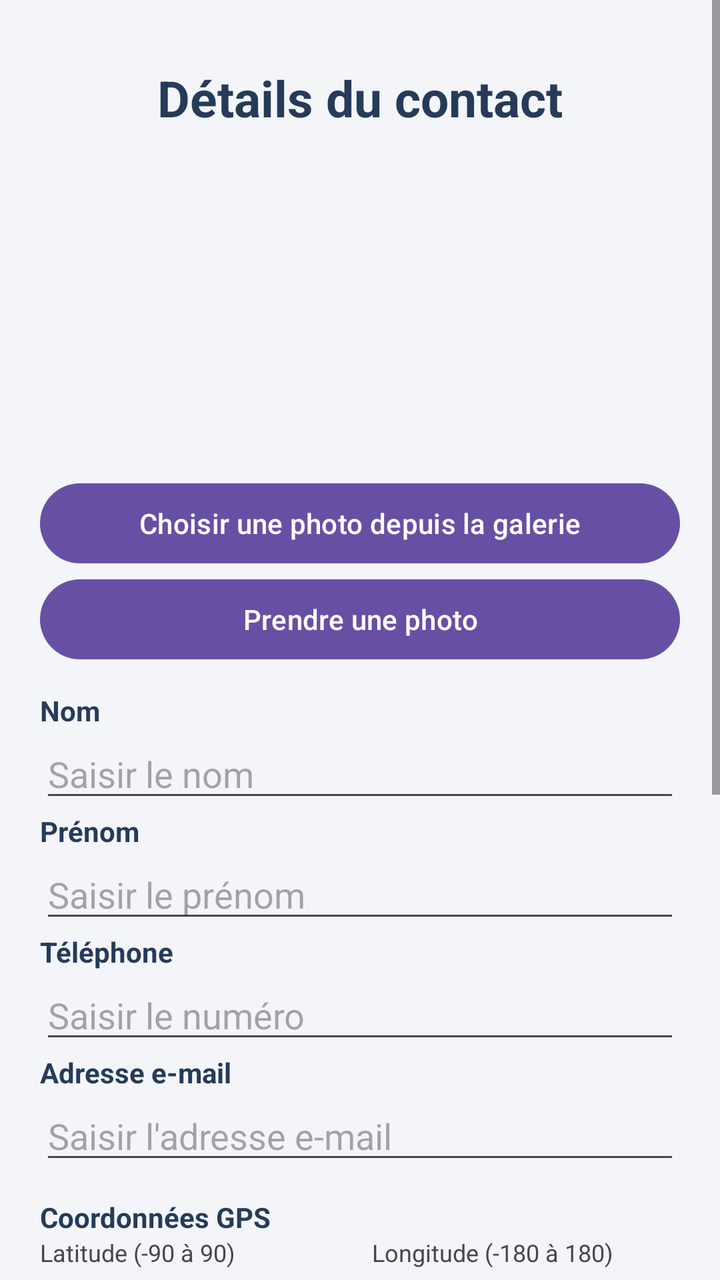
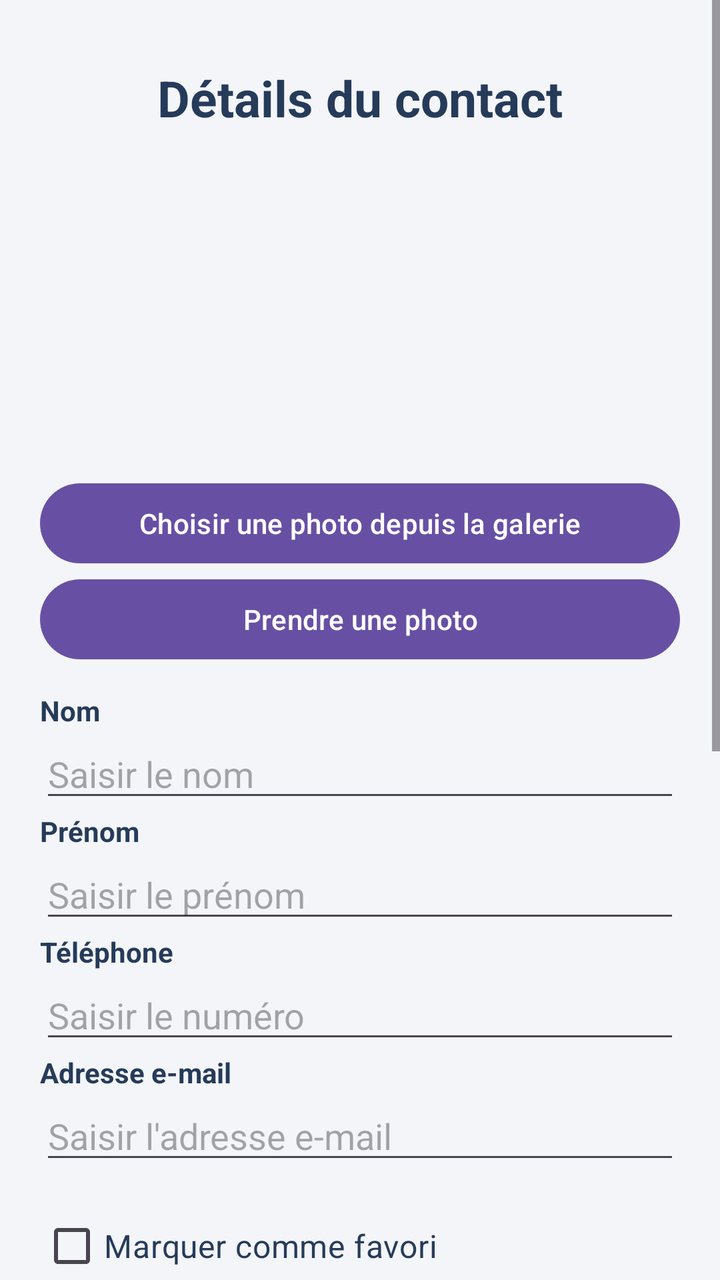

Screens rendered from an Android XML layout before and after an edit, with the pre-edit source and the edit as a unified diff.
<!-- AndroidManifest.xml: application theme Theme.ContactsListViewIntents -->
<!-- res/layout/fragment_detail_contact.xml -->
<?xml version="1.0" encoding="utf-8"?>
<ScrollView xmlns:android="http://schemas.android.com/apk/res/android"
    android:layout_width="match_parent"
    android:layout_height="match_parent"
    android:background="#F3F5F8"
    android:fillViewport="true">

    <LinearLayout
        android:layout_width="match_parent"
        android:layout_height="wrap_content"
        android:orientation="vertical"
        android:padding="20dp">

        <TextView
            android:layout_width="match_parent"
            android:layout_height="wrap_content"
            android:text="Détails du contact"
            android:textSize="25sp"
            android:textStyle="bold"
            android:textColor="#263B59"
            android:gravity="center"
            android:padding="12dp" />

        <ImageView
            android:id="@+id/imgDetail"
            android:layout_width="140dp"
            android:layout_height="140dp"
            android:layout_gravity="center"
            android:layout_marginTop="10dp"
            android:layout_marginBottom="10dp"
            android:src="@android:drawable/sym_def_app_icon"
            android:scaleType="centerCrop"
            android:contentDescription="Photo du contact" />

        <Button
            android:id="@+id/btnGalerie"
            android:layout_width="match_parent"
            android:layout_height="wrap_content"
            android:text="Choisir une photo depuis la galerie" />

        <Button
            android:id="@+id/btnCamera"
            android:layout_width="match_parent"
            android:layout_height="wrap_content"
            android:text="Prendre une photo" />

        <TextView
            android:layout_width="match_parent"
            android:layout_height="wrap_content"
            android:text="Nom"
            android:textStyle="bold"
            android:textColor="#263B59"
            android:layout_marginTop="12dp" />

        <EditText
            android:id="@+id/edtNom"
            android:layout_width="match_parent"
            android:layout_height="wrap_content"
            android:hint="Saisir le nom"
            android:inputType="textPersonName"
            android:maxLines="1" />

        <TextView
            android:layout_width="match_parent"
            android:layout_height="wrap_content"
            android:text="Prénom"
            android:textStyle="bold"
            android:textColor="#263B59" />

        <EditText
            android:id="@+id/edtPrenom"
            android:layout_width="match_parent"
            android:layout_height="wrap_content"
            android:hint="Saisir le prénom"
            android:inputType="textPersonName"
            android:maxLines="1" />

        <TextView
            android:layout_width="match_parent"
            android:layout_height="wrap_content"
            android:text="Téléphone"
            android:textStyle="bold"
            android:textColor="#263B59" />

        <EditText
            android:id="@+id/edtTelephone"
            android:layout_width="match_parent"
            android:layout_height="wrap_content"
            android:hint="Saisir le numéro"
            android:inputType="phone"
            android:maxLines="1" />

        <TextView
            android:layout_width="match_parent"
            android:layout_height="wrap_content"
            android:text="Adresse e-mail"
            android:textStyle="bold"
            android:textColor="#263B59" />

        <EditText
            android:id="@+id/edtEmail"
            android:layout_width="match_parent"
            android:layout_height="wrap_content"
            android:hint="Saisir l'adresse e-mail"
            android:inputType="textEmailAddress"
            android:maxLines="1" />

        <TextView
            android:layout_width="match_parent"
            android:layout_height="wrap_content"
            android:text="Coordonnées GPS"
            android:textStyle="bold"
            android:textColor="#263B59"
            android:layout_marginTop="12dp" />

        <LinearLayout
            android:layout_width="match_parent"
            android:layout_height="wrap_content"
            android:orientation="horizontal">

            <LinearLayout
                android:layout_width="0dp"
                android:layout_height="wrap_content"
                android:layout_weight="1"
                android:orientation="vertical"
                android:layout_marginEnd="6dp">

                <TextView
                    android:layout_width="wrap_content"
                    android:layout_height="wrap_content"
                    android:text="Latitude (-90 à 90)"
                    android:textSize="12sp" />

                <EditText
                    android:id="@+id/edtLatitude"
                    android:layout_width="match_parent"
                    android:layout_height="wrap_content"
                    android:hint="Ex: 9.5370"
                    android:inputType="numberSigned|numberDecimal"
                    android:maxLines="1" />
            </LinearLayout>

            <LinearLayout
                android:layout_width="0dp"
                android:layout_height="wrap_content"
                android:layout_weight="1"
                android:orientation="vertical"
                android:layout_marginStart="6dp">

                <TextView
                    android:layout_width="wrap_content"
                    android:layout_height="wrap_content"
                    android:text="Longitude (-180 à 180)"
                    android:textSize="12sp" />

                <EditText
                    android:id="@+id/edtLongitude"
                    android:layout_width="match_parent"
                    android:layout_height="wrap_content"
                    android:hint="Ex: -13.6785"
                    android:inputType="numberSigned|numberDecimal"
                    android:maxLines="1" />
            </LinearLayout>
        </LinearLayout>

        <Button
            android:id="@+id/btnVoirCarte"
            android:layout_width="match_parent"
            android:layout_height="wrap_content"
            android:text="Voir sur la carte"
            android:backgroundTint="#3B71CA"
            android:layout_marginTop="8dp" />

        <Button
            android:id="@+id/btnAppeler"
            android:layout_width="match_parent"
            android:layout_height="wrap_content"
            android:text="Appeler"
            android:layout_marginTop="8dp" />

        <Button
            android:id="@+id/btnEmail"
            android:layout_width="match_parent"
            android:layout_height="wrap_content"
            android:text="Envoyer un e-mail" />

        <Button
            android:id="@+id/btnEnregistrer"
            android:layout_width="match_parent"
            android:layout_height="wrap_content"
            android:text="Enregistrer"
            android:layout_marginTop="15dp"
            android:backgroundTint="#247A55" />

        <Button
            android:id="@+id/btnSupprimer"
            android:layout_width="match_parent"
            android:layout_height="wrap_content"
            android:text="Supprimer le contact"
            android:layout_marginTop="8dp"
            android:backgroundTint="#B84040" />

        <Button
            android:id="@+id/btnAnnuler"
            android:layout_width="match_parent"
            android:layout_height="wrap_content"
            android:text="Annuler"
            android:layout_marginTop="8dp"
            android:backgroundTint="#666666" />

    </LinearLayout>

</ScrollView>
<!-- resources referenced by this layout -->
<resources>
  <style name="Theme.ContactsListViewIntents" parent="Base.Theme.ContactsListViewIntents" />
  <style name="Base.Theme.ContactsListViewIntents" parent="Theme.Material3.DayNight.NoActionBar">
          
          <item name="preferenceTheme">@style/PreferenceThemeOverlay</item>
      </style>
</resources>

<!-- the commit's change to res/layout/fragment_detail_contact.xml (unified diff, before → after) -->
@@ -105,6 +105,15 @@
             android:inputType="textEmailAddress"
             android:maxLines="1" />
 
+        <CheckBox
+            android:id="@+id/chkFavori"
+            android:layout_width="match_parent"
+            android:layout_height="wrap_content"
+            android:text="Marquer comme favori"
+            android:textSize="16sp"
+            android:textColor="#263B59"
+            android:layout_marginTop="12dp" />
+
         <TextView
             android:layout_width="match_parent"
             android:layout_height="wrap_content"
